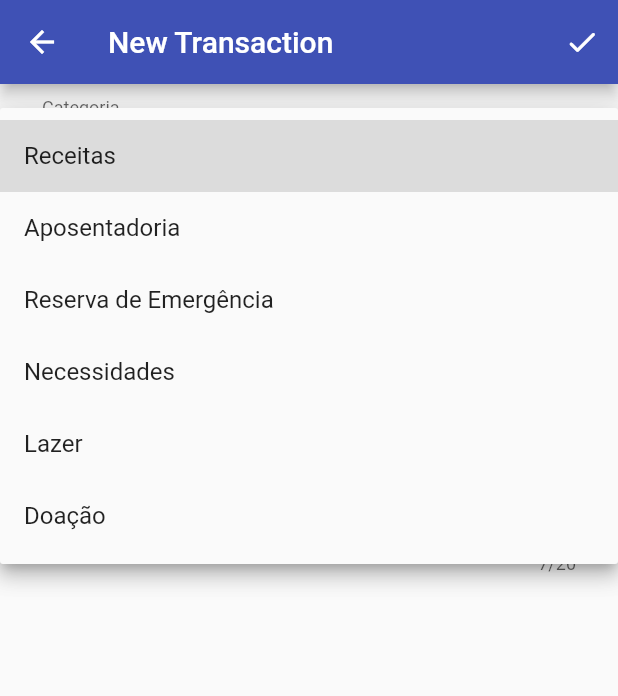
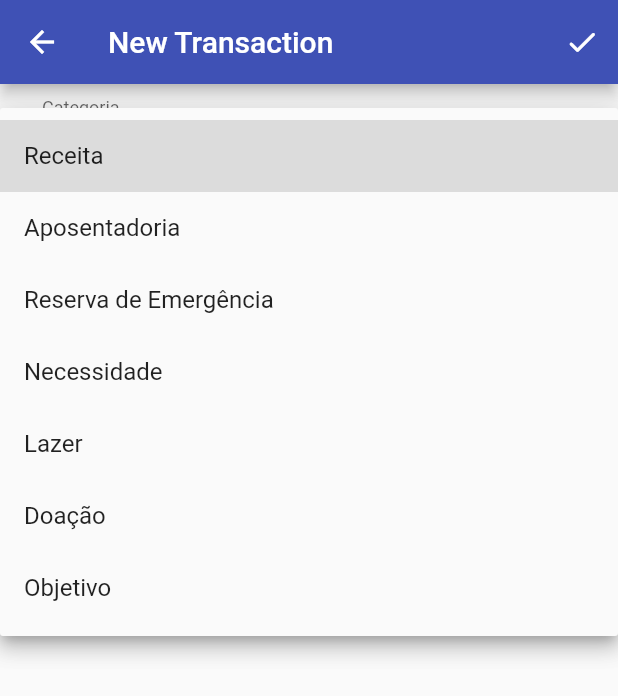
Before and after one commit to thiagoperea/organeasy, a Flutter app: the NewTransactionPage screen opened directly, after a tap on "Selecione a categoria", on a phone screen of 412 x 824 dp. Shown: the top 696 px of the screen. Run offline on Flutter 3.47's test engine with Material 2 defaults, Android fonts, the phone set to English and light mode, and no system bars; our stand-ins replace bloc, flutter_bloc, hive, hive_flutter; accounts and stored records are empty.

Commit message:
goal schema

```diff
--- /dev/null
+++ b/lib/data/model/goal_data.dart
@@ -0,0 +1,38 @@
+import 'package:hive/hive.dart';
+
+class GoalData extends HiveObject {
+  final int id;
+  final String description;
+  final DateTime dueDate; // ! TODO: or String parsed
+  final double goalValue;
+  final double currentValue;
+
+  GoalData({
+    required this.id,
+    required this.description,
+    required this.dueDate,
+    required this.goalValue,
+    required this.currentValue,
+  });
+
+  GoalData copyWith({
+    int? id,
+    String? description,
+    DateTime? dueDate,
+    double? goalValue,
+    double? currentValue,
+  }) {
+    return GoalData(
+      id: id ?? this.id,
+      description: description ?? this.description,
+      dueDate: dueDate ?? this.dueDate,
+      goalValue: goalValue ?? this.goalValue,
+      currentValue: currentValue ?? this.currentValue,
+    );
+  }
+
+  @override
+  String toString() {
+    return 'GoalData(id: $id, description: $description, dueDate: $dueDate, goalValue: $goalValue, currentValue: $currentValue)';
+  }
+}
--- a/lib/presentation/new_transaction/new_transaction_page.dart
+++ b/lib/presentation/new_transaction/new_transaction_page.dart
@@ -4,6 +4,7 @@ import 'package:flutter/widgets.dart';
 import 'package:intl/intl.dart';
 
 import 'package:organeasy/data/model/category_data.dart';
+import 'package:organeasy/data/model/goal_data.dart';
 import 'package:organeasy/internal/money_mask.dart';
 
 class NewTransactionPage extends StatefulWidget {
@@ -16,14 +17,24 @@ class NewTransactionPage extends StatefulWidget {
 class _NewTransactionPageState extends State<NewTransactionPage> {
   // ! TODO: THIS WILL BE RETRIEVED FROM BLOC
   final _categoryList = [
-    CategoryData(id: 0, description: "Receitas"),
+    CategoryData(id: 0, description: "Receita"),
     CategoryData(id: 1, description: "Aposentadoria"),
     CategoryData(id: 2, description: "Reserva de Emergência"),
-    CategoryData(id: 3, description: "Necessidades"),
+    CategoryData(id: 3, description: "Necessidade"),
     CategoryData(id: 4, description: "Lazer"),
     CategoryData(id: 5, description: "Doação"),
+    CategoryData(id: 1337, description: "Objetivo"),
   ];
+
+  final _goalsList = [
+    GoalData(id: 0, description: "Casa", dueDate: DateTime.now(), goalValue: 20000.00, currentValue: 500.00),
+    GoalData(id: 1, description: "Carro", dueDate: DateTime.now(), goalValue: 1000.00, currentValue: 700.00),
+    GoalData(id: 2, description: "Computador", dueDate: DateTime.now(), goalValue: 5000.00, currentValue: 1500.00),
+  ];
+
   int? _categorySelectedKey;
+  int? _goalSelectedKey;
+  bool _isGoalSelected = false;
 
   final TextEditingController _dateController = TextEditingController(text: DateFormat.yMd().format(DateTime.now()));
   final TextEditingController _valueController = TextEditingController(text: NumberFormat.simpleCurrency().format(0.0));
@@ -38,8 +49,12 @@ class _NewTransactionPageState extends State<NewTransactionPage> {
           IconButton(
             icon: const Icon(Icons.check_rounded),
             onPressed: () {
-              _formKey.currentState?.validate();
-              // ! TODO: SAVE TRANSACTION
+              bool? isValid = _formKey.currentState?.validate();
+
+              if (isValid != null && isValid == true) {
+                // ! TODO: SAVE TRANSACTION
+                ScaffoldMessenger.of(context).showSnackBar(SnackBar(content: Text("OK PRA SALVAR!")));
+              }
             },
           ),
         ],
@@ -52,6 +67,8 @@ class _NewTransactionPageState extends State<NewTransactionPage> {
             children: [
               _categoryDropdownField(),
               SizedBox(height: 16),
+              Visibility(child: _goalField(), visible: _isGoalSelected),
+              Visibility(child: SizedBox(height: 16), visible: _isGoalSelected),
               _descriptionField(),
               SizedBox(height: 16),
               _datePickerField(),
@@ -102,9 +119,40 @@ class _NewTransactionPageState extends State<NewTransactionPage> {
           hintText: "Selecione a categoria",
           border: OutlineInputBorder(),
         ),
-        items: _categoryList.map<DropdownMenuItem<int>>((entry) => DropdownMenuItem(value: entry.id, child: Text(entry.description))).toList(),
+        items: _categoryList.map((entry) => DropdownMenuItem(value: entry.id, child: Text(entry.description))).toList(),
         value: _categorySelectedKey,
-        onChanged: (newValue) => _categorySelectedKey = newValue,
+        onChanged: (newValue) {
+          // ! TODO: THIS IS A FUNCTION!!!
+          _categorySelectedKey = newValue;
+
+          bool isGoal = false;
+          if (newValue == 1337) {
+            isGoal = true;
+          }
+
+          if (isGoal != _isGoalSelected) {
+            setState(() {
+              _isGoalSelected = isGoal;
+            });
+          }
+        },
+        validator: (currentValue) {
+          if (currentValue == null) {
+            return "Campo obrigatório";
+          }
+          return null;
+        },
+      );
+
+  Widget _goalField() => DropdownButtonFormField<int>(
+        autovalidateMode: AutovalidateMode.onUserInteraction,
+        decoration: InputDecoration(
+          labelText: "Objetivo",
+          hintText: "Selecione o objetivo",
+          border: OutlineInputBorder(),
+        ),
+        items: _goalsList.map((entry) => DropdownMenuItem(value: entry.id, child: Text(entry.description))).toList(),
+        onChanged: (newValue) => _goalSelectedKey = newValue,
         validator: (currentValue) {
           if (currentValue == null) {
             return "Campo obrigatório";
```
